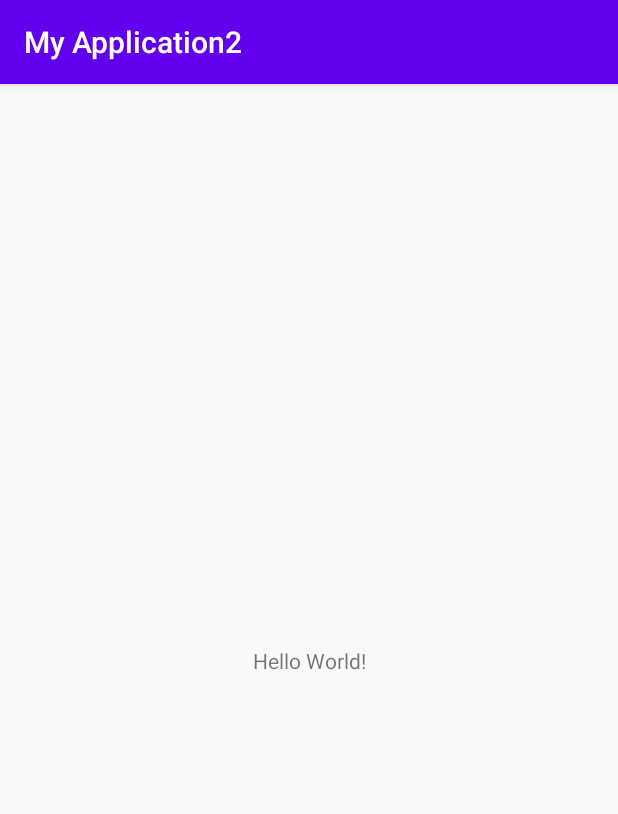
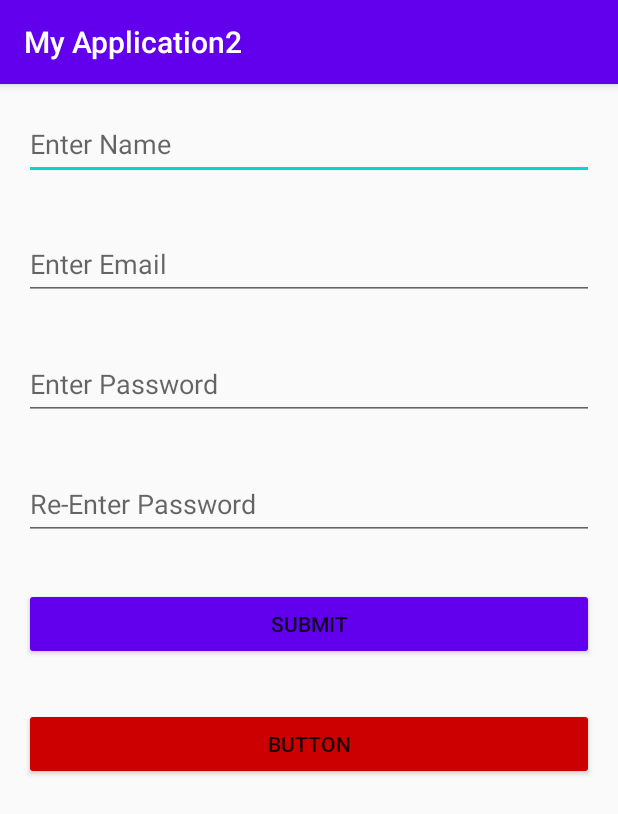
Before and after one commit to hirankaushalya/MADTutorial04, an Android app: the screen it shows after launch (MainActivity), on a phone screen of 412 x 824 dp. Shown: the top 814 px of the screen. Run offline under Robolectric (Android 15) with nearby library versions, the phone set to English and light mode, and no system bars.

Commit message:
login form added

```diff
--- a/app/src/main/res/layout/activity_main.xml
+++ b/app/src/main/res/layout/activity_main.xml
@@ -1,18 +1,82 @@
 <?xml version="1.0" encoding="utf-8"?>
-<android.support.constraint.ConstraintLayout xmlns:android="http://schemas.android.com/apk/res/android"
+<LinearLayout xmlns:android="http://schemas.android.com/apk/res/android"
     xmlns:app="http://schemas.android.com/apk/res-auto"
     xmlns:tools="http://schemas.android.com/tools"
     android:layout_width="match_parent"
     android:layout_height="match_parent"
+    android:orientation="vertical"
     tools:context=".MainActivity">
 
-    <TextView
-        android:layout_width="wrap_content"
+    <EditText
+        android:id="@+id/edtName"
+        android:layout_width="match_parent"
+        android:layout_height="48dp"
+        android:layout_marginLeft="16dp"
+        android:layout_marginTop="16dp"
+        android:layout_marginRight="16dp"
+        android:layout_marginBottom="16dp"
+        android:ems="10"
+        android:hint="Enter Name"
+        android:inputType="textPersonName"
+        android:text="@string/edtNamee" />
+
+    <EditText
+        android:id="@+id/edtEmail"
+        android:layout_width="match_parent"
+        android:layout_height="48dp"
+        android:layout_marginLeft="16dp"
+        android:layout_marginTop="16dp"
+        android:layout_marginRight="16dp"
+        android:layout_marginBottom="16dp"
+        android:ems="10"
+        android:hint="Enter Email"
+        android:inputType="textEmailAddress" />
+
+    <EditText
+        android:id="@+id/edtPassword"
+        android:layout_width="match_parent"
+        android:layout_height="48dp"
+        android:layout_marginLeft="16dp"
+        android:layout_marginTop="16dp"
+        android:layout_marginRight="16dp"
+        android:layout_marginBottom="16dp"
+        android:ems="10"
+        android:hint="Enter Password"
+        android:inputType="textPassword" />
+
+    <EditText
+        android:id="@+id/edtReTypePassword"
+        android:layout_width="match_parent"
+        android:layout_height="48dp"
+        android:layout_marginLeft="16dp"
+        android:layout_marginTop="16dp"
+        android:layout_marginRight="16dp"
+        android:layout_marginBottom="16dp"
+        android:ems="10"
+        android:hint="Re-Enter Password"
+        android:inputType="textPassword"
+        android:text="@string/edtReTypePassword" />
+
+    <Button
+        android:id="@+id/btnSubmit"
+        android:layout_width="match_parent"
         android:layout_height="wrap_content"
-        android:text="Hello World!"
-        app:layout_constraintBottom_toBottomOf="parent"
-        app:layout_constraintEnd_toEndOf="parent"
-        app:layout_constraintStart_toStartOf="parent"
-        app:layout_constraintTop_toTopOf="parent" />
+        android:layout_marginLeft="16dp"
+        android:layout_marginTop="16dp"
+        android:layout_marginRight="16dp"
+        android:layout_marginBottom="16dp"
+        android:backgroundTint="@color/purple_500"
+        android:text="@string/btnSubmit" />
 
-</android.support.constraint.ConstraintLayout>
+    <Button
+        android:id="@+id/btnCancel"
+        android:layout_width="match_parent"
+        android:layout_height="wrap_content"
+        android:layout_marginLeft="16dp"
+        android:layout_marginTop="16dp"
+        android:layout_marginRight="16dp"
+        android:layout_marginBottom="16dp"
+        android:backgroundTint="@android:color/holo_red_dark"
+        android:text="Button"
+        tools:text="@string/btnCancel" />
+</LinearLayout>
--- a/app/src/main/res/values/strings.xml
+++ b/app/src/main/res/values/strings.xml
@@ -1,3 +1,8 @@
 <resources>
     <string name="app_name">My Application2</string>
+    <string name="btnSubmit">SUBMIT</string>
+    <string name="edtName">Enter Name</string>
+    <string name="edtReTypePassword" />
+    <string name="edtNamee" />
+    <string name="btnCancel">CANCEL</string>
 </resources>
```
